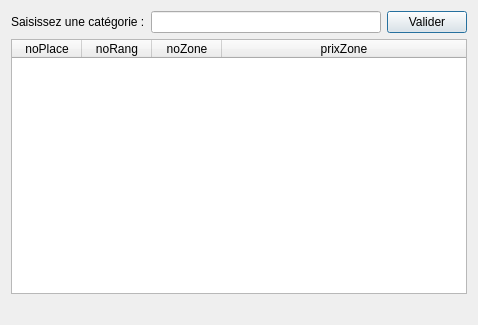
Before: the Qt Designer form Theatre_Project/gui/fct_fournie_2.ui in ALLian96/Projet2018BD, drawn with Qt 5.
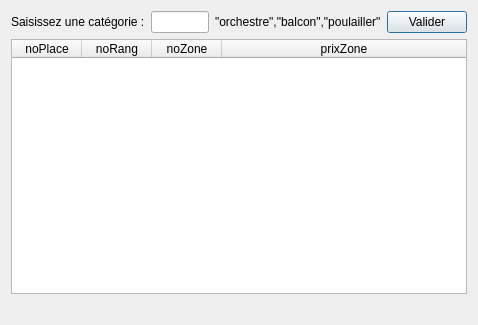
After: the same form once the commit is applied.

```diff
--- a/Theatre_Project/gui/fct_fournie_2.ui
+++ b/Theatre_Project/gui/fct_fournie_2.ui
@@ -26,6 +26,13 @@
      <item>
       <widget class="QLineEdit" name="lineEdit"/>
      </item>
+     <item>
+      <widget class="QLabel" name="label_2">
+       <property name="text">
+        <string>&quot;orchestre&quot;,&quot;balcon&quot;,&quot;poulailler&quot;</string>
+       </property>
+      </widget>
+     </item>
      <item>
       <widget class="QPushButton" name="pushButton">
        <property name="text">
```
